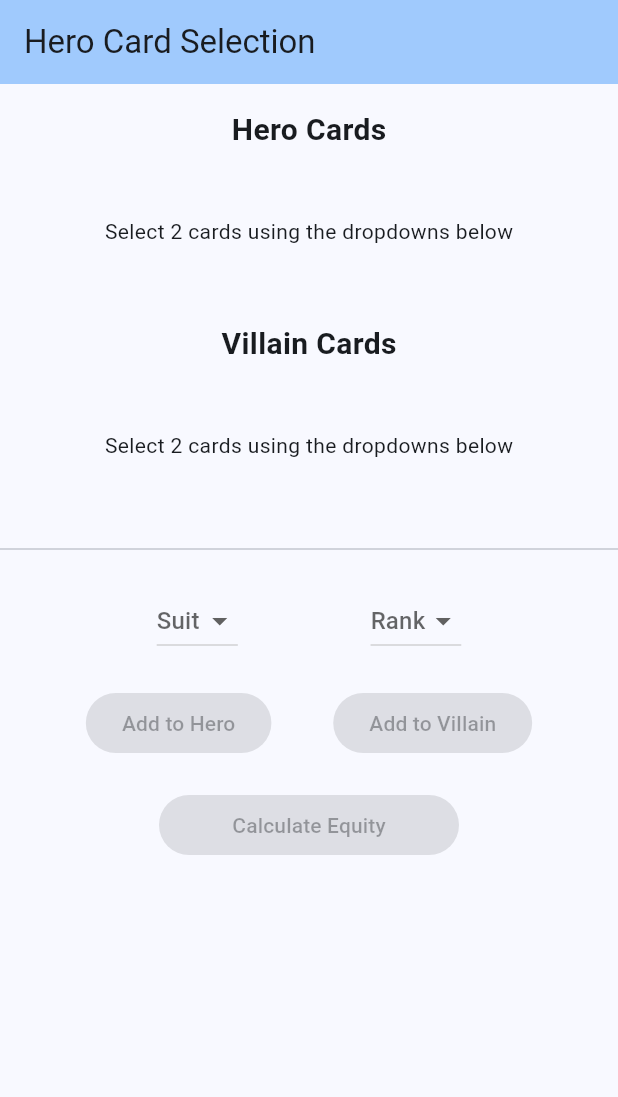
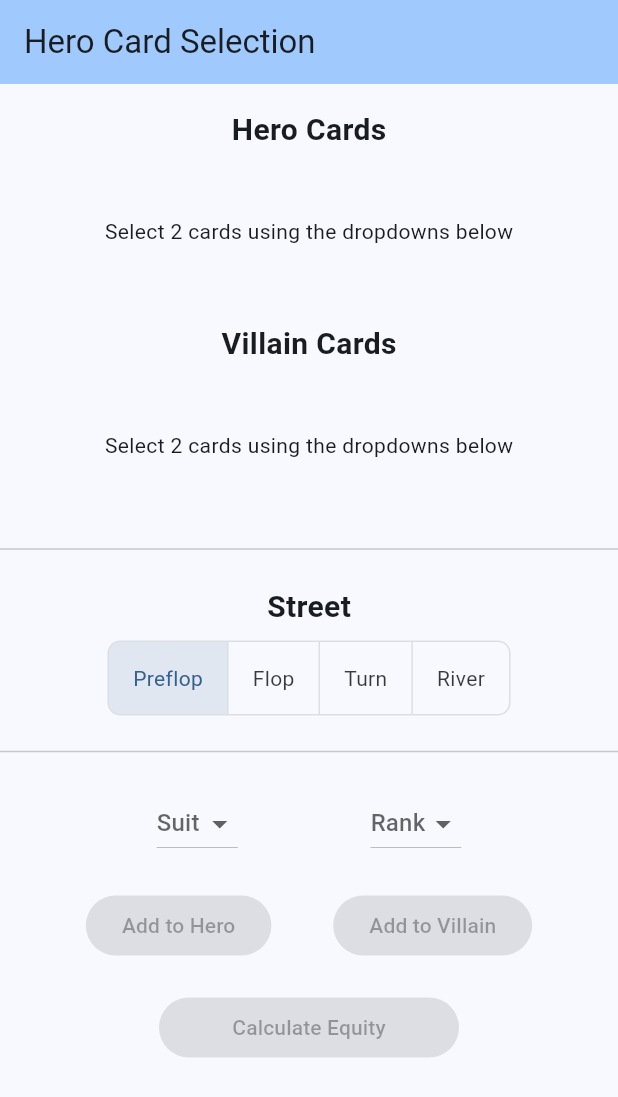
Before and after one commit to Bernard-Foster/ai_poker_app, a Flutter app: the screen it shows after launch, on a phone screen of 412 x 824 dp. Shown: the top 1097 px of the screen. Run offline on Flutter 3.47's test engine with Material 3 defaults, Android fonts, the phone set to English and light mode, and no system bars.

Commit message:
Dynamic Street Implimented

```diff
--- a/lib/main.dart
+++ b/lib/main.dart
@@ -12,6 +12,8 @@ void main() {
 }
 
 enum Suit { hearts, diamonds, clubs, spades }
+
+enum Street { preflop, flop, turn, river }
 
 enum Rank { two, three, four, five, six, seven, eight, nine, ten, jack, queen, king, ace }
 
@@ -153,6 +155,8 @@ class PokerPage extends StatefulWidget {
 class _PokerPageState extends State<PokerPage> {
   final List<Card> _heroCards = [];
   final List<Card> _villainCards = [];
+  final List<Card> _communityCards = [];
+  Street _selectedStreet = Street.preflop;
   Suit? _selectedSuit;
   Rank? _selectedRank;
   double? _heroEquity;
@@ -178,18 +182,26 @@ class _PokerPageState extends State<PokerPage> {
     });
   }
 
-  void _addCard(List<Card> hand) {
+  void _onBoardCardTapped(Card card) {
+    setState(() {
+      _communityCards.remove(card);
+      _resetEquity();
+    });
+  }
+
+  void _addCard(List<Card> cardList, int limit) {
     if (_selectedSuit == null || _selectedRank == null) return;
 
     final newCard = Card(suit: _selectedSuit!, rank: _selectedRank!);
 
     // A card cannot be in play more than once.
-    final isCardDealt =
-        _heroCards.contains(newCard) || _villainCards.contains(newCard);
+    final isCardDealt = _heroCards.contains(newCard) ||
+        _villainCards.contains(newCard) ||
+        _communityCards.contains(newCard);
 
-    if (hand.length < 2 && !isCardDealt) {
+    if (cardList.length < limit && !isCardDealt) {
       setState(() {
-        hand.add(newCard);
+        cardList.add(newCard);
         _resetEquity();
       });
     }
@@ -204,6 +216,19 @@ class _PokerPageState extends State<PokerPage> {
     }
   }
 
+  int get _boardCardLimit {
+    switch (_selectedStreet) {
+      case Street.preflop:
+        return 0;
+      case Street.flop:
+        return 3;
+      case Street.turn:
+        return 4;
+      case Street.river:
+        return 5;
+    }
+  }
+
   Future<void> _calculateEquity() async {
     if (_heroCards.length != 2 || _villainCards.length != 2) {
       ScaffoldMessenger.of(context).showSnackBar(
@@ -213,24 +238,40 @@ class _PokerPageState extends State<PokerPage> {
       return;
     }
 
+    if (_communityCards.length != _boardCardLimit) {
+      ScaffoldMessenger.of(context).showSnackBar(
+        SnackBar(
+            content: Text(
+                'Please select ${_boardCardLimit} cards for the ${_selectedStreet.name} board.')),
+      );
+      return;
+    }
+
     setState(() => _isLoading = true);
 
     final heroHandString = _heroCards.map((c) => c.toServerString()).join();
     final villainHandString =
         _villainCards.map((c) => c.toServerString()).join();
+    final boardString = _communityCards.map((c) => c.toServerString()).join();
 
-    final requestBody = {
-      'hands': [heroHandString, villainHandString],
-      // The /equity/preflop endpoint doesn't use a board, so we can omit it.
-    };
+    late final Uri url;
+    late final Map<String, dynamic> requestBody;
+
+    if (_selectedStreet == Street.preflop) {
+      url = Uri.parse('$baseUrl/equity/preflop');
+      requestBody = {'hands': [heroHandString, villainHandString]};
+    } else {
+      url = Uri.parse('$baseUrl/equity/street');
+      requestBody = {
+        'street': _selectedStreet.name,
+        'hero': heroHandString,
+        'villain': villainHandString,
+        'board': boardString,
+      };
+    }
 
     // Log the data being sent to the server
     print('Sending to server: ${jsonEncode(requestBody)}');
-
-    // NOTE: Replace with your server's IP. 10.0.2.2 is for the Android emulator
-    // to connect to the host machine's localhost. For a physical device, use
-    // your computer's local network IP.
-    final url = Uri.parse('$baseUrl/equity/preflop');
 
     try {
       final response = await http.post(
@@ -267,12 +308,16 @@ class _PokerPageState extends State<PokerPage> {
 
     final isCardDealt = selectedCard != null &&
         (_heroCards.contains(selectedCard) ||
-            _villainCards.contains(selectedCard));
+            _villainCards.contains(selectedCard) ||
+            _communityCards.contains(selectedCard));
 
     final canAddHeroCard =
         selectedCard != null && !isCardDealt && _heroCards.length < 2;
     final canAddVillainCard =
         selectedCard != null && !isCardDealt && _villainCards.length < 2;
+    final canAddBoardCard = selectedCard != null &&
+        !isCardDealt &&
+        _communityCards.length < _boardCardLimit;
     final canCalculate =
         _heroCards.length == 2 && _villainCards.length == 2 && !_isLoading;
 
@@ -281,7 +326,8 @@ class _PokerPageState extends State<PokerPage> {
         backgroundColor: Theme.of(context).colorScheme.inversePrimary,
         title: Text(widget.title),
       ),
-      body: Column(
+      body: SingleChildScrollView(
+        child: Column(
         children: [
           Padding(
             padding: const EdgeInsets.all(16.0),
@@ -378,6 +424,73 @@ class _PokerPageState extends State<PokerPage> {
             padding: const EdgeInsets.all(16.0),
             child: Column(
               children: [
+                const Text('Street',
+                    style:
+                        TextStyle(fontSize: 20, fontWeight: FontWeight.bold)),
+                const SizedBox(height: 8),
+                ToggleButtons(
+                  onPressed: (int index) {
+                    setState(() {
+                      _selectedStreet = Street.values[index];
+                      // Remove cards from board if they are invalid for the new street
+                      if (_communityCards.length > _boardCardLimit) {
+                        _communityCards.removeRange(
+                            _boardCardLimit, _communityCards.length);
+                      }
+                      _resetEquity();
+                    });
+                  },
+                  borderRadius: const BorderRadius.all(Radius.circular(8)),
+                  isSelected: Street.values.map((s) => s == _selectedStreet).toList(),
+                  children: Street.values
+                      .map((s) => Padding(
+                            padding: const EdgeInsets.symmetric(horizontal: 16.0),
+                            child: Text(s.name[0].toUpperCase() + s.name.substring(1)),
+                          ))
+                      .toList(),
+                ),
+              ],
+            ),
+          ),
+          if (_selectedStreet != Street.preflop)
+            Padding(
+              padding: const EdgeInsets.fromLTRB(16.0, 0, 16.0, 16.0),
+              child: Column(
+                children: [
+                  const Text('Board Cards',
+                      style:
+                          TextStyle(fontSize: 20, fontWeight: FontWeight.bold)),
+                  const SizedBox(height: 8),
+                  SizedBox(
+                    height: 90, // Provide a fixed height for the cards area
+                    child: Row(
+                      mainAxisAlignment: MainAxisAlignment.center,
+                      children: _communityCards.isEmpty
+                          ? [
+                              Text(
+                                  'Select $_boardCardLimit cards for the ${_selectedStreet.name}')
+                            ]
+                          : _communityCards
+                              .map((card) => GestureDetector(
+                                    onTap: () => _onBoardCardTapped(card),
+                                    child: Padding(
+                                      padding: const EdgeInsets.symmetric(
+                                          horizontal: 4.0),
+                                      child: SizedBox(
+                                          width: 65, child: CardWidget(card: card)),
+                                    ),
+                                  ))
+                              .toList(),
+                    ),
+                  ),
+                ],
+              ),
+            ),
+          const Divider(),
+          Padding(
+            padding: const EdgeInsets.all(16.0),
+            child: Column(
+              children: [
                 Row(
                   mainAxisAlignment: MainAxisAlignment.spaceEvenly,
                   children: [
@@ -425,15 +538,23 @@ class _PokerPageState extends State<PokerPage> {
                   mainAxisAlignment: MainAxisAlignment.spaceEvenly,
                   children: [
                     ElevatedButton(
-                      onPressed:
-                          canAddHeroCard ? () => _addCard(_heroCards) : null,
+                      onPressed: canAddHeroCard
+                          ? () => _addCard(_heroCards, 2)
+                          : null,
                       child: const Text('Add to Hero'),
                     ),
                     ElevatedButton(
                       onPressed: canAddVillainCard
-                          ? () => _addCard(_villainCards)
+                          ? () => _addCard(_villainCards, 2)
                           : null,
                       child: const Text('Add to Villain'),
+                    ),
+                    if (_selectedStreet != Street.preflop)
+                      ElevatedButton(
+                        onPressed: canAddBoardCard
+                            ? () => _addCard(_communityCards, _boardCardLimit)
+                            : null,
+                        child: const Text('Add to Board'),
                     ),
                   ],
                 ),
@@ -451,6 +572,7 @@ class _PokerPageState extends State<PokerPage> {
             ),
           ),
         ],
+        ),
       ),
     );
   }
```
